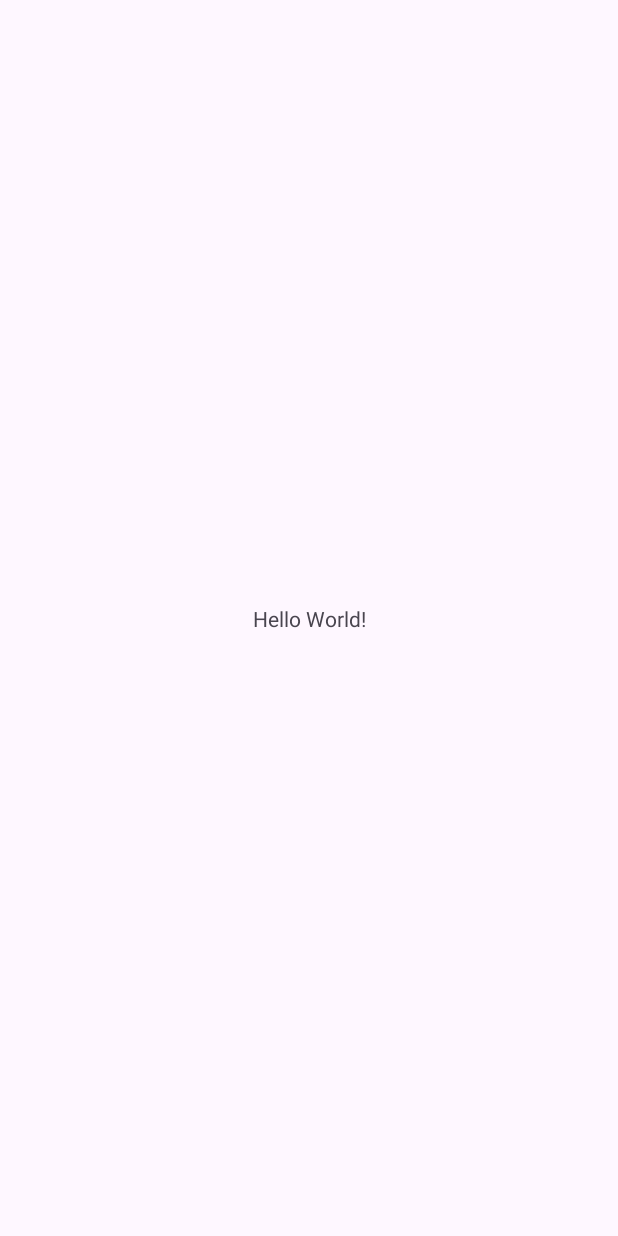
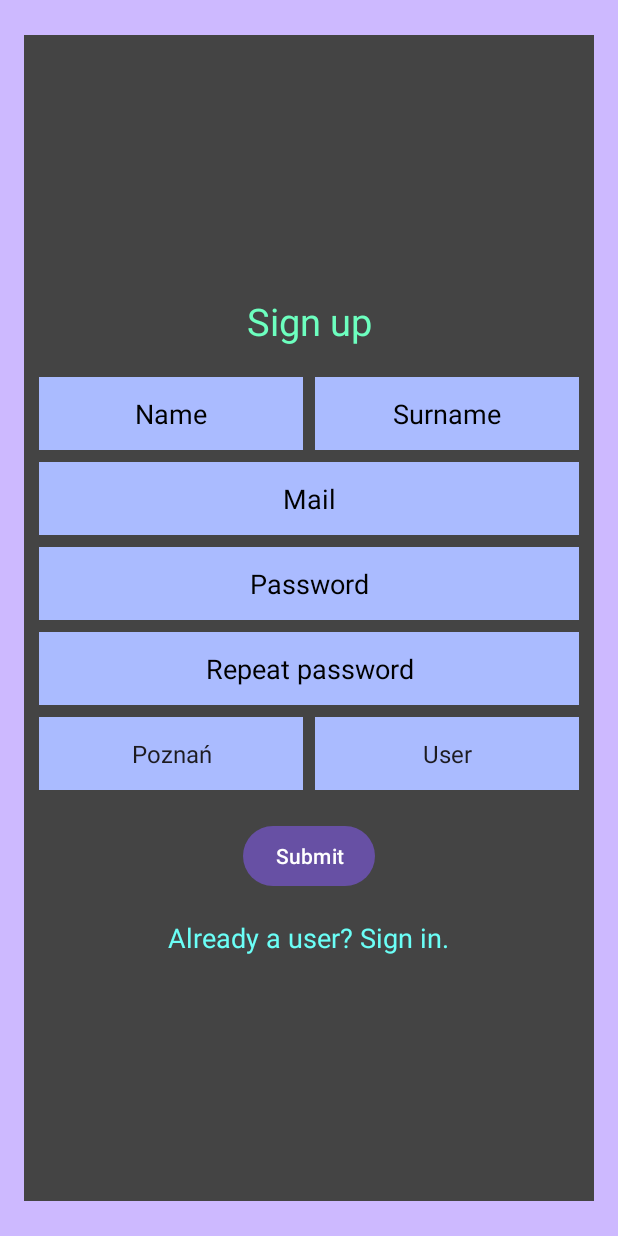
Before and after one commit to ahjuissi/BookBuddy, an Android app: the screen it shows after launch (MainActivity), on a phone screen of 412 x 824 dp. Before the commit the screen is almost empty. Run offline under Robolectric (Android 15) with nearby library versions, the phone set to English and light mode, and no system bars.

Commit message:
signup layout

```diff
--- a/app/build.gradle.kts
+++ b/app/build.gradle.kts
@@ -5,12 +5,12 @@ plugins {
 
 android {
     namespace = "com.example.bookbuddy"
-    compileSdk = 33
+    compileSdk = 34
 
     defaultConfig {
         applicationId = "com.example.bookbuddy"
         minSdk = 26
-        targetSdk = 33
+        targetSdk = 34
         versionCode = 1
         versionName = "1.0"
 
--- a/app/src/main/java/com/example/bookbuddy/MainActivity.kt
+++ b/app/src/main/java/com/example/bookbuddy/MainActivity.kt
@@ -6,6 +6,6 @@ import android.os.Bundle
 class MainActivity : AppCompatActivity() {
     override fun onCreate(savedInstanceState: Bundle?) {
         super.onCreate(savedInstanceState)
-        setContentView(R.layout.activity_main)
+        setContentView(R.layout.activity_signup)
     }
 }
--- a/app/src/main/res/layout/activity_login.xml
+++ b/app/src/main/res/layout/activity_login.xml
@@ -4,7 +4,7 @@
     android:layout_width="match_parent"
     android:layout_height="match_parent"
     android:animateLayoutChanges="true"
-    android:background="#441f"
+    android:background="#aabbff"
     android:padding="16dp"
     tools:context=".MainActivity">
 
@@ -17,6 +17,7 @@
         android:layout_marginBottom="7dp"
         android:background="#444444"
         android:orientation="vertical"
+        android:gravity="center"
         android:padding="20dp">
 
 
@@ -26,7 +27,7 @@
             android:gravity="center"
             android:padding="50dp"
             android:text="Login"
-            android:textColor="#6dffbf"
+            android:textColor="#6bfff7"
             android:textSize="25sp" />
 
 
@@ -35,10 +36,15 @@
             android:layout_width="match_parent"
             android:layout_height="wrap_content"
             android:hint="Mail"
-            android:paddingBottom="20dp"
+            android:padding="10dp"
             android:textAlignment="center"
-            android:textColor="#6bfff7"
-            android:textColorHint="#52afaa" />
+            android:background="#aabbff"
+            android:textColor="#000000"
+            android:textColorHint="#000000" />
+
+        <View
+            android:layout_width="0dp"
+            android:layout_height="10dp" />
 
         <EditText
             android:id="@+id/et_password"
@@ -46,10 +52,11 @@
             android:layout_height="wrap_content"
             android:hint="Password"
             android:inputType="textPassword"
-            android:paddingBottom="20dp"
+            android:padding="10dp"
             android:textAlignment="center"
-            android:textColor="#6bfff7"
-            android:textColorHint="#52afaa" />
+            android:background="#aabbff"
+            android:textColor="#000000"
+            android:textColorHint="#000000" />
 
         <View
             android:layout_width="0dp"
@@ -63,7 +70,8 @@
             android:text="Submit"
             android:textAllCaps="false"
             android:padding="10dp"
-            android:layout_gravity="center"/>
+            android:layout_gravity="center"
+            android:backgroundTint="#566395"/>
 
         <TextView
             android:id="@+id/signupRedirectText"
--- a/app/src/main/res/layout/activity_signup.xml
+++ b/app/src/main/res/layout/activity_signup.xml
@@ -12,21 +12,61 @@
         android:id="@+id/ll_main_layout"
         android:layout_width="match_parent"
         android:layout_height="match_parent"
-        android:layout_alignParentBottom="true"
         android:layout_marginBottom="7dp"
         android:layout_marginTop="7dp"
         android:background="#444444"
         android:orientation="vertical"
-        android:padding="20dp">
+        android:gravity="center"
+        android:padding="10dp">
 
         <TextView
             android:layout_width="match_parent"
             android:layout_height="wrap_content"
             android:gravity="center"
-            android:padding="50dp"
+            android:padding="20dp"
             android:text="Sign up"
             android:textColor="#6dffbf"
-            android:textSize="25sp" />
+            android:textSize="25sp"/>
+
+    <LinearLayout
+        android:layout_width="match_parent"
+        android:layout_height="wrap_content"
+        android:background="#444444"
+        android:orientation="horizontal"
+        android:gravity="center">
+
+        <EditText
+            android:id="@+id/et_user_name"
+            android:layout_width="match_parent"
+            android:layout_height="wrap_content"
+            android:layout_weight="1"
+            android:hint="Name"
+            android:padding="12dp"
+            android:textAlignment="center"
+            android:background="#aabbff"
+            android:textColor="#000000"
+            android:textColorHint="#000000" />
+        <View
+            android:layout_width="8dp"
+            android:layout_height="0dp" />
+
+        <EditText
+            android:id="@+id/et_user_surname"
+            android:layout_width="match_parent"
+            android:layout_height="wrap_content"
+            android:layout_weight="1"
+            android:hint="Surname"
+            android:padding="12dp"
+            android:textAlignment="center"
+            android:background="#aabbff"
+            android:textColor="#000000"
+            android:textColorHint="#000000" />
+
+    </LinearLayout>
+
+        <View
+            android:layout_width="0dp"
+            android:layout_height="8dp" />
 
 
         <EditText
@@ -34,32 +74,83 @@
             android:layout_width="match_parent"
             android:layout_height="wrap_content"
             android:hint="Mail"
-            android:paddingBottom="20dp"
+            android:padding="12dp"
             android:textAlignment="center"
-            android:textColor="#6bfff7"
-            android:textColorHint="#52afaa" />
+            android:background="#aabbff"
+            android:textColor="#000000"
+            android:textColorHint="#000000" />
+        <View
+            android:layout_width="0dp"
+            android:layout_height="8dp" />
 
         <EditText
             android:id="@+id/et_password_first"
             android:layout_width="match_parent"
             android:layout_height="wrap_content"
             android:hint="Password"
-            android:inputType="textPassword"
-            android:paddingBottom="20dp"
+            android:padding="12dp"
             android:textAlignment="center"
-            android:textColor="#6bfff7"
-            android:textColorHint="#52afaa" />
+            android:background="#aabbff"
+            android:textColor="#000000"
+            android:textColorHint="#000000"
+            android:inputType="textPassword" />
+        <View
+            android:layout_width="0dp"
+            android:layout_height="8dp" />
 
         <EditText
             android:id="@+id/et_password_second"
             android:layout_width="match_parent"
             android:layout_height="wrap_content"
             android:hint="Repeat password"
-            android:inputType="textPassword"
-            android:paddingBottom="20dp"
+            android:padding="12dp"
             android:textAlignment="center"
-            android:textColor="#6bfff7"
-            android:textColorHint="#52afaa" />
+            android:background="#aabbff"
+            android:textColor="#000000"
+            android:textColorHint="#000000"
+            android:inputType="textPassword"/>
+
+        <View
+            android:layout_width="0dp"
+            android:layout_height="8dp" />
+
+        <LinearLayout
+            android:layout_width="match_parent"
+            android:layout_height="wrap_content"
+            android:background="#444444"
+            android:orientation="horizontal"
+            android:gravity="center">
+
+            <Spinner
+                android:id="@+id/spinner_city"
+                android:layout_width="match_parent"
+                android:layout_height="wrap_content"
+                android:layout_weight="1"
+                android:padding="13dp"
+                android:textAlignment="center"
+                android:background="#aabbff"
+                android:textColor="#000000"
+                android:textColorHint="#000000"
+                android:popupBackground="#aabbff"
+                android:entries="@array/city_options"/>
+
+            <View
+                android:layout_width="8dp"
+                android:layout_height="0dp" />
+
+            <Spinner
+            android:id="@+id/spinner_role"
+            android:layout_width="match_parent"
+            android:layout_height="wrap_content"
+            android:layout_weight="1"
+            android:padding="13dp"
+            android:textAlignment="center"
+            android:background="#aabbff"
+            android:textColor="#000000"
+            android:textColorHint="#000000"
+            android:popupBackground="#aabbff"
+            android:entries="@array/role_options"/>
+         </LinearLayout>
 
         <View
             android:layout_width="0dp"
@@ -80,7 +171,7 @@
             android:layout_width="wrap_content"
             android:layout_height="wrap_content"
             android:layout_gravity="center"
-            android:padding="8dp"
+            android:padding="10dp"
             android:text="Already a user? Sign in."
             android:layout_marginTop="8dp"
             android:textSize="18sp"
--- a/app/src/main/res/values/strings.xml
+++ b/app/src/main/res/values/strings.xml
@@ -1,3 +1,13 @@
 <resources>
     <string name="app_name">BookBuddy</string>
-</resources>
+
+    <string-array name="city_options">
+        <item>Poznań</item>
+        <item>Łódź</item>
+        <item>Koło</item>
+    </string-array>
+    <string-array name="role_options">
+        <item>User</item>
+        <item>Admin</item>
+    </string-array>
+    </resources>
```
